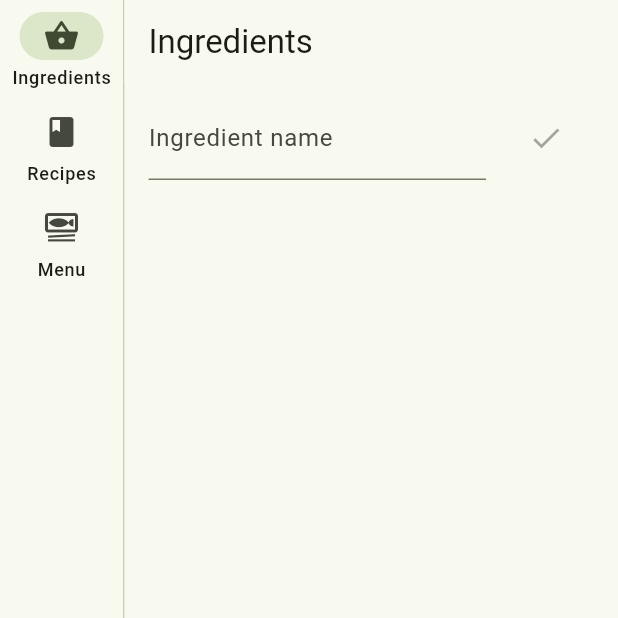
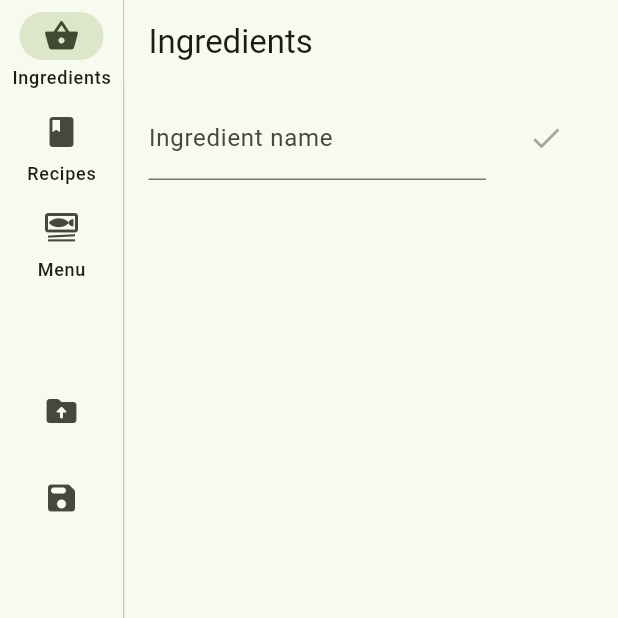
Before and after one commit to guplem/Menu-Management, a Flutter app: the screen it shows after launch, on a phone screen of 412 x 824 dp, the top half of it. Run offline on Flutter 3.47's test engine with Material 3 defaults, Android fonts, the phone set to English and light mode, and no system bars; our stand-ins replace freezed_annotation.

Commit message:
Base for save and load

```diff
--- a/menu_management/lib/hub.dart
+++ b/menu_management/lib/hub.dart
@@ -1,6 +1,7 @@
 import 'package:flutter/material.dart';
 import 'package:menu_management/ingredients/widgets/ingredients_page.dart';
 import 'package:menu_management/menu/widgets/menu_page.dart';
+import 'package:menu_management/persistency.dart';
 
 import 'recipes/widgets/recipes_page.dart';
 
@@ -27,6 +28,24 @@ class _HubState extends State<Hub> {
                 _selectedIndex = index;
               });
             },
+            trailing: Padding(
+              padding: const EdgeInsets.only(top: 50.0),
+              child: Column(
+                children: [
+                  IconButton(
+                    icon: const Icon(Icons.drive_folder_upload_rounded),
+                    onPressed: () => Persistency().LoadData(),
+                    tooltip: 'Load data from file',
+                  ),
+                  const SizedBox(height: 10),
+                  IconButton(
+                    icon: const Icon(Icons.save_rounded),
+                    onPressed: () => Persistency().SaveData(),
+                    tooltip: 'Save data to file',
+                  ),
+                ],
+              ),
+            ),
             labelType: NavigationRailLabelType.all,
             destinations: const <NavigationRailDestination>[
               NavigationRailDestination(
--- a/menu_management/lib/main.dart
+++ b/menu_management/lib/main.dart
@@ -1,6 +1,7 @@
 import 'package:flutter/material.dart';
 import 'package:menu_management/hub.dart';
 import 'package:menu_management/ingredients/ingredients_provider.dart';
+import 'package:menu_management/menu/menu_provider.dart';
 import 'package:menu_management/recipes/recipes_provider.dart';
 import 'package:provider/provider.dart';
 
@@ -24,6 +25,7 @@ class MyApp extends StatelessWidget {
         providers: [
           ChangeNotifierProvider(create: (context) => IngredientsProvider()),
           ChangeNotifierProvider(create: (context) => RecipesProvider()),
+          ChangeNotifierProvider(create: (context) => MenuProvider()),
         ],
         child: const Hub(),
       ),
--- a/menu_management/lib/menu.dart
+++ /dev/null
@@ -1,9 +0,0 @@
-import 'package:menu_management/menu/models/meal.dart';
-import 'package:menu_management/menu/models/meal_time.dart';
-
-class Menu {
-  final int headcount;
-  final Map<MealTime, Meal> meals = {};
-
-  Menu({required this.headcount});
-}
--- a/menu_management/lib/menu/menu_provider.dart
+++ b/menu_management/lib/menu/menu_provider.dart
@@ -1,9 +1,7 @@
 import 'package:flutter/material.dart';
-import 'package:menu_management/menu.dart';
 
 class MenuProvider extends ChangeNotifier {
 
-  Menu? _menu;
-  Menu? get menu => _menu;
+
 
 }
--- /dev/null
+++ b/menu_management/lib/persistency.dart
@@ -0,0 +1,22 @@
+import 'package:menu_management/ingredients/ingredients_provider.dart';
+import 'package:menu_management/ingredients/models/ingredient.dart';
+import 'package:menu_management/recipes/models/recipe.dart';
+import 'package:menu_management/recipes/recipes_provider.dart';
+
+class Persistency {
+  static final Persistency _singleton = Persistency._internal();
+
+  factory Persistency() {
+    return _singleton;
+  }
+
+  Persistency._internal();
+
+  SaveData() {
+    List<Ingredient> ingredients = [...IngredientsProvider.instance.ingredients];
+    List<Recipe> recipes = [...RecipesProvider.instance.recipes];
+
+  }
+
+  LoadData() {}
+}
```
